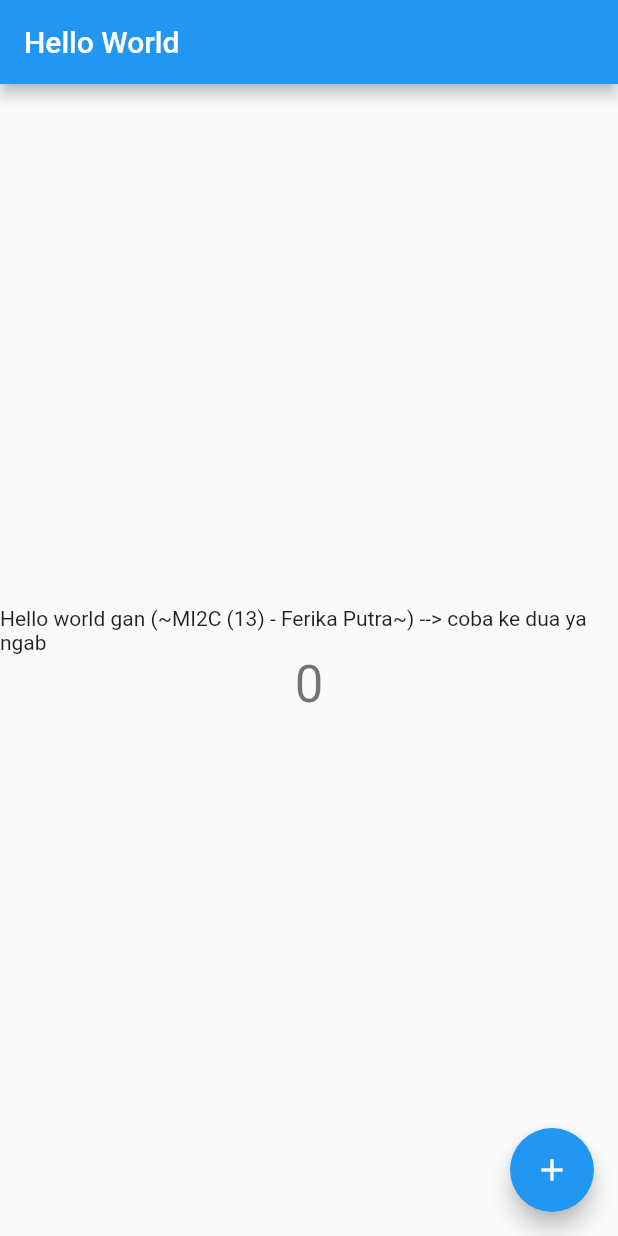
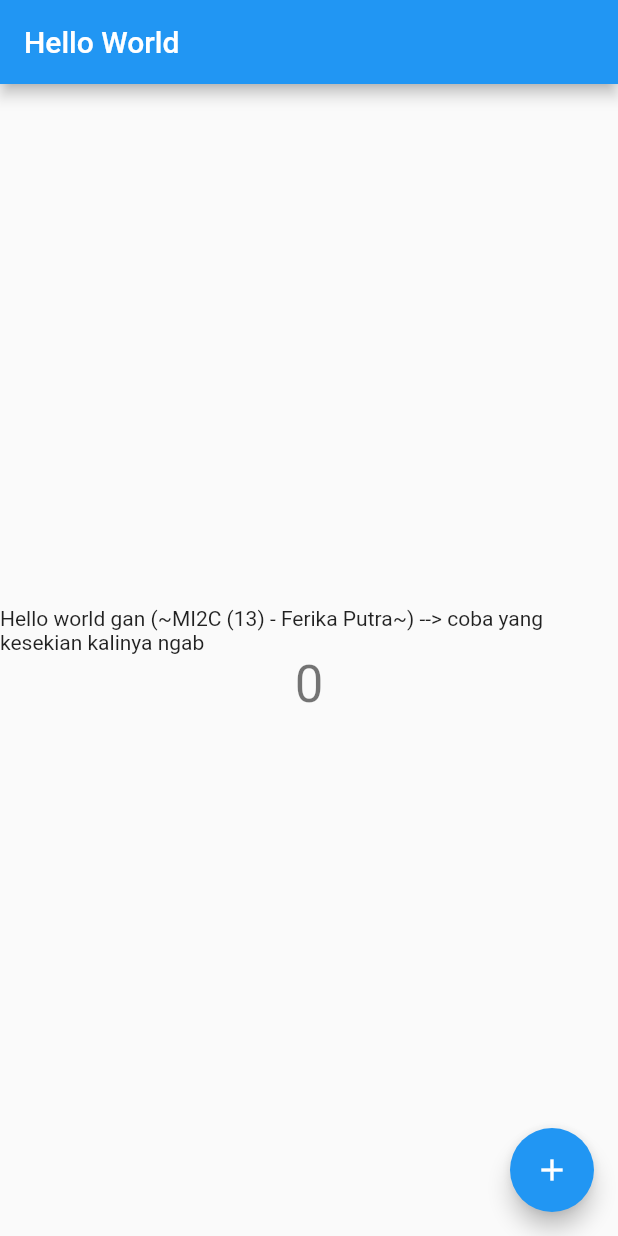
Before and after one commit to ferika0702/Pemrograman-Mobile-Minggu-1-, a Flutter app: the screen it shows after launch, on a phone screen of 412 x 824 dp. Run offline on Flutter 3.47's test engine with Material 2 defaults, Android fonts, the phone set to English and light mode, and no system bars.

Commit message:
ubah isi text

```diff
--- a/lib/main.dart
+++ b/lib/main.dart
@@ -94,7 +94,7 @@ class _MyHomePageState extends State<MyHomePage> {
           mainAxisAlignment: MainAxisAlignment.center,
           children: <Widget>[
             Text(
-              'Hello world gan (~MI2C (13) - Ferika Putra~) --> coba ke dua ya ngab',
+              'Hello world gan (~MI2C (13) - Ferika Putra~) --> coba yang kesekian kalinya ngab',
             ),
             Text(
               '$_counter',
```
